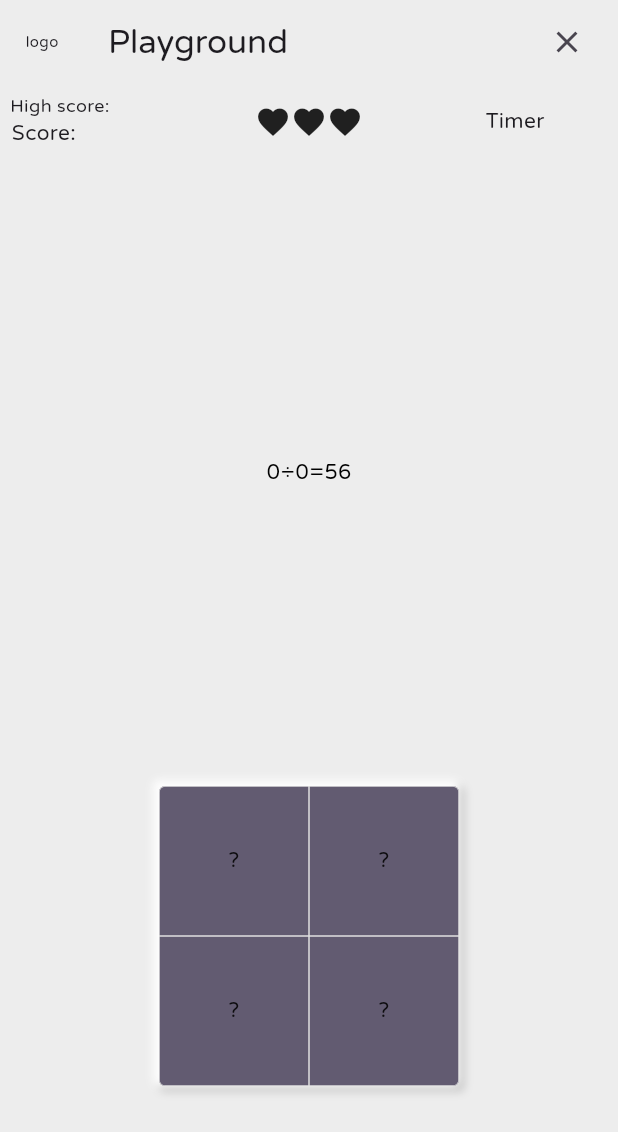
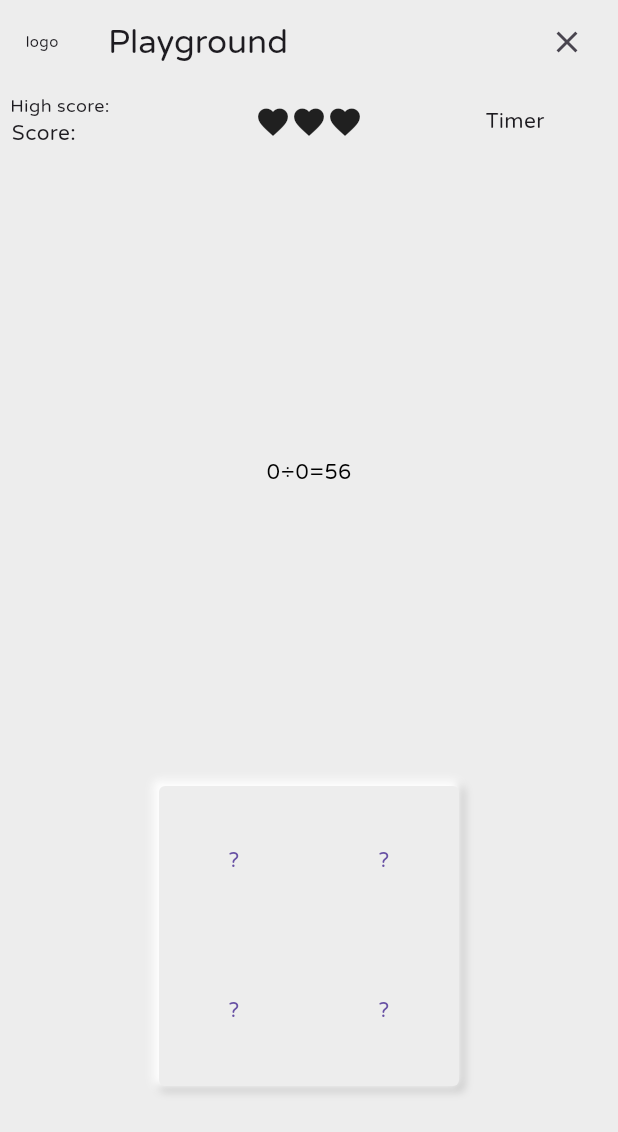
Before and after one commit to rishabhxcode/two_blocks, a Flutter app: the OneBlockPlayGround screen opened directly, on a phone screen of 412 x 824 dp. Shown: the top 1132 px of the screen. Run offline on Flutter 3.47's test engine with Material 3 defaults, Android fonts, the phone set to English and light mode, and no system bars.

```diff
--- a/lib/widgets/flat_num_button.dart
+++ b/lib/widgets/flat_num_button.dart
@@ -7,7 +7,7 @@ class FlatNumButton extends StatelessWidget {
   final double topRightBorder;
   final double bottomRightBorder;
   const FlatNumButton(
-      {Key key,
+      {Key? key,
       this.number = '?',
       this.topLeftBorder = 0,
       this.bottomLeftBorder = 0,
@@ -19,17 +19,26 @@ class FlatNumButton extends StatelessWidget {
     return Container(
       height: 100,
       width: 100,
-      child: FlatButton(
-        splashColor: Colors.transparent,
-        highlightColor: Colors.white,
-        shape: RoundedRectangleBorder(
-            borderRadius: BorderRadius.only(
+      child: TextButton(
+        style: ButtonStyle(
+          shape: MaterialStateProperty.all(
+            RoundedRectangleBorder(
+              borderRadius: BorderRadius.only(
                 topLeft: Radius.circular(topLeftBorder),
                 topRight: Radius.circular(topRightBorder),
                 bottomLeft: Radius.circular(bottomLeftBorder),
-                bottomRight: Radius.circular(bottomRightBorder)),
-            side: BorderSide(
-                color: Colors.grey[300], style: BorderStyle.solid, width: 0.5)),
+                bottomRight: Radius.circular(bottomRightBorder),
+              ),
+            ),
+          ),
+          backgroundColor: MaterialStateProperty.all(Colors.transparent),
+          overlayColor: MaterialStateProperty.resolveWith((states) {
+            if (states.contains(MaterialState.pressed)) {
+              return Colors.white; // the color when button is pressed
+            }
+            return null; // transparent
+          }),
+        ),
         child: Text(
           number,
         ),
--- a/lib/widgets/neu_container.dart
+++ b/lib/widgets/neu_container.dart
@@ -1,18 +1,19 @@
 import 'package:flutter/material.dart';
 
 class NeuContainer extends StatelessWidget {
-  final Color fillColor;
-  final BorderRadius borderRadius;
+  final Color? fillColor;
+  final BorderRadius? borderRadius;
   final double height;
   final double width;
-  final EdgeInsets padding;
-  final EdgeInsets margin;
+  final EdgeInsets? padding;
+  final EdgeInsets? margin;
   final Alignment alignment;
-  final Widget child;
-  final Gradient gradient;
-  final List<BoxShadow> boxShadow;
+  final Widget? child;
+  final Gradient? gradient;
+  final List<BoxShadow>? boxShadow;
+
   const NeuContainer({
-    Key key,
+    Key? key,
     this.fillColor,
     this.borderRadius,
     this.height = 60,
@@ -24,6 +25,7 @@ class NeuContainer extends StatelessWidget {
     this.gradient,
     this.boxShadow,
   }) : super(key: key);
+
   @override
   Widget build(BuildContext context) {
     return Container(
@@ -40,18 +42,19 @@ class NeuContainer extends StatelessWidget {
                 offset: Offset(2, 2),
                 spreadRadius: 2,
                 blurRadius: 4,
-                    color: Color(0xffc9c9c9)
-                    // color: Colors.grey[300]
+                color: Color(0xffc9c9c9),
               ),
               BoxShadow(
                 offset: Offset(-2, -2),
                 spreadRadius: 2,
                 blurRadius: 4,
-                    color: Colors.white),
+                color: Colors.white,
+              ),
             ],
-          color: fillColor ?? Theme.of(context).accentColor,
+        color: fillColor ?? Theme.of(context).primaryColor,
         borderRadius: borderRadius ?? BorderRadius.circular(4),
-          gradient: gradient),
+        gradient: gradient,
+      ),
     );
   }
 }
--- a/pubspec.yaml
+++ b/pubspec.yaml
@@ -14,7 +14,7 @@ description: A new Flutter application.
 version: 1.0.0+1
 
 environment:
-  sdk: ">=2.1.0 <3.0.0"
+  sdk: ">=2.12.0 <=3.3.0"
 
 dependencies:
   flutter:
@@ -22,19 +22,17 @@ dependencies:
 
   # The following adds the Cupertino Icons font to your application.
   # Use with the CupertinoIcons class for iOS style icons.
-  cupertino_icons: ^0.1.2
+  cupertino_icons: ^1.0.6
 
 dev_dependencies:
   flutter_test:
     sdk: flutter
-
 
 # For information on the generic Dart part of this file, see the
 # following page: https://dart.dev/tools/pub/pubspec
 
 # The following section is specific to Flutter.
 flutter:
-
   # The following line ensures that the Material Icons font is
   # included with your application, so that you can use the icons in
   # the material Icons class.
```
Also changed, not shown: lib/animations/routing_animation_widget.dart (+6 -6 lines), lib/questions/one_block_questions.dart (+6 -6 lines), lib/widgets/neu_button_widget.dart (+25 -24 lines). Lines whose indentation alone changed are shown as unchanged.
